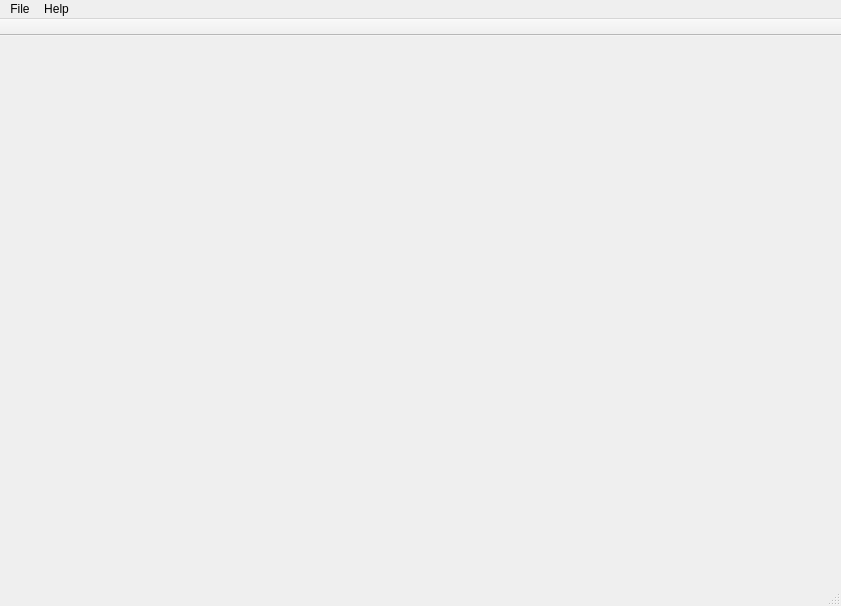
cnscj/ImageSlicer, file ImageSlicer/ImageSlicer/Modules/MainUI/MainWindow.ui: the form before one commit.
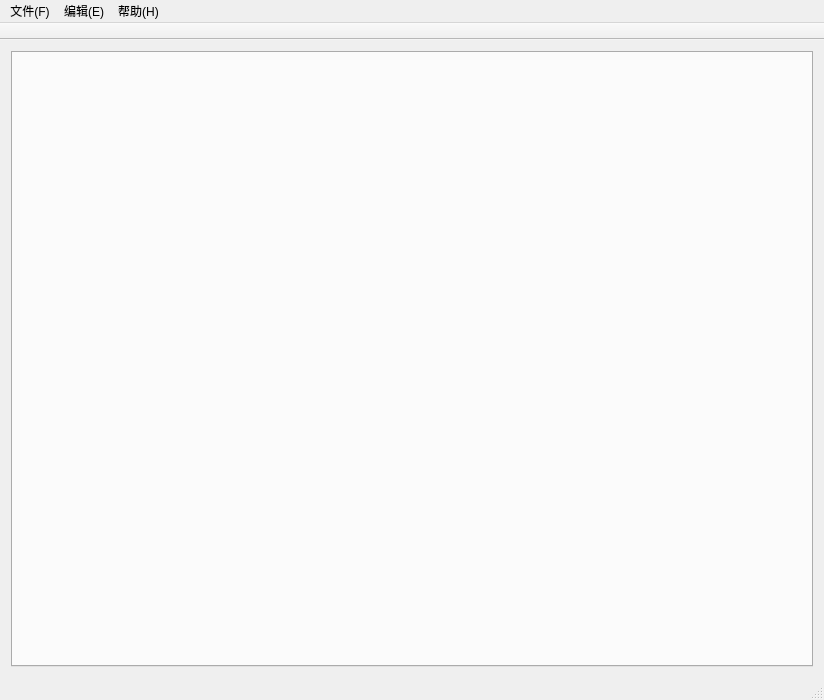
The form after the commit.

```diff
--- a/ImageSlicer/ImageSlicer/Modules/MainUI/MainWindow.ui
+++ b/ImageSlicer/ImageSlicer/Modules/MainUI/MainWindow.ui
@@ -6,26 +6,36 @@
    <rect>
     <x>0</x>
     <y>0</y>
-    <width>841</width>
-    <height>606</height>
+    <width>824</width>
+    <height>700</height>
    </rect>
   </property>
   <property name="windowTitle">
    <string>CMainWindow</string>
   </property>
-  <widget class="QWidget" name="centralWidget"/>
+  <widget class="QWidget" name="centralWidget">
+   <layout class="QGridLayout" name="gridLayout">
+    <item row="0" column="0">
+     <widget class="QTabWidget" name="mainTabWidget">
+      <property name="currentIndex">
+       <number>-1</number>
+      </property>
+     </widget>
+    </item>
+   </layout>
+  </widget>
   <widget class="QMenuBar" name="menuBar">
    <property name="geometry">
     <rect>
      <x>0</x>
      <y>0</y>
-     <width>841</width>
+     <width>824</width>
      <height>23</height>
     </rect>
    </property>
    <widget class="QMenu" name="menuFile">
     <property name="title">
-     <string>File</string>
+     <string>文件(F)</string>
     </property>
     <addaction name="actionNew"/>
     <addaction name="actionOpen"/>
@@ -36,11 +46,17 @@
    </widget>
    <widget class="QMenu" name="menu_Help">
     <property name="title">
-     <string>Help</string>
+     <string>帮助(H)</string>
     </property>
     <addaction name="actionAbout"/>
    </widget>
+   <widget class="QMenu" name="menuEdit">
+    <property name="title">
+     <string>编辑(E)</string>
+    </property>
+   </widget>
    <addaction name="menuFile"/>
+   <addaction name="menuEdit"/>
    <addaction name="menu_Help"/>
   </widget>
   <widget class="QToolBar" name="mainToolBar">
```
Left out of the diff: 27 changed lines with no effect on the pictures.
